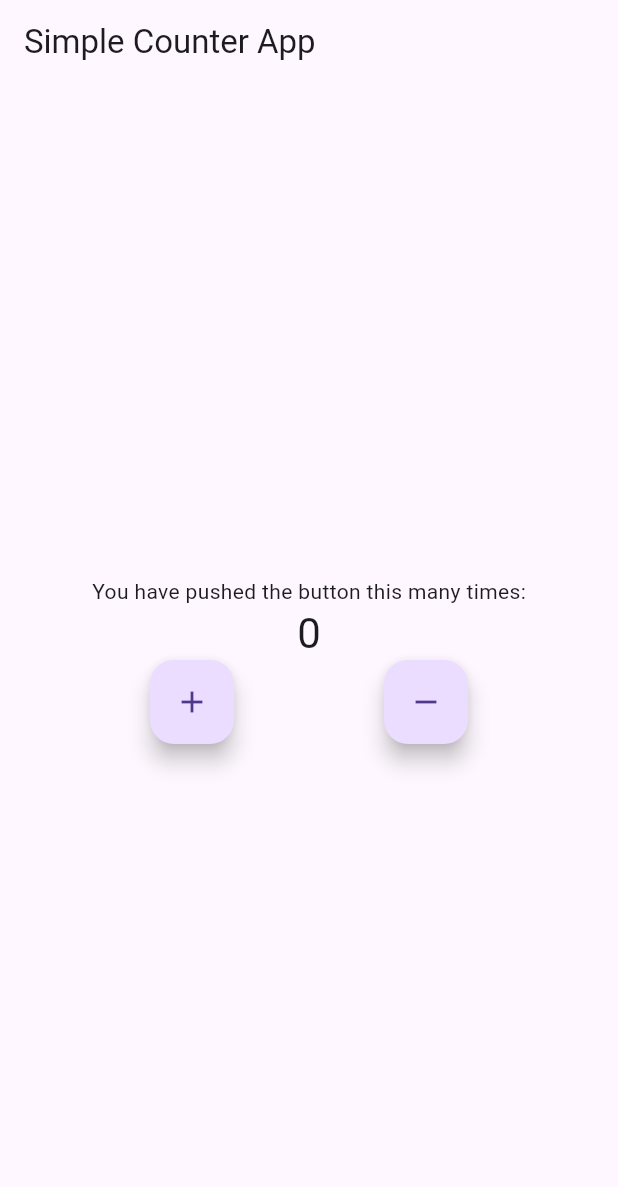
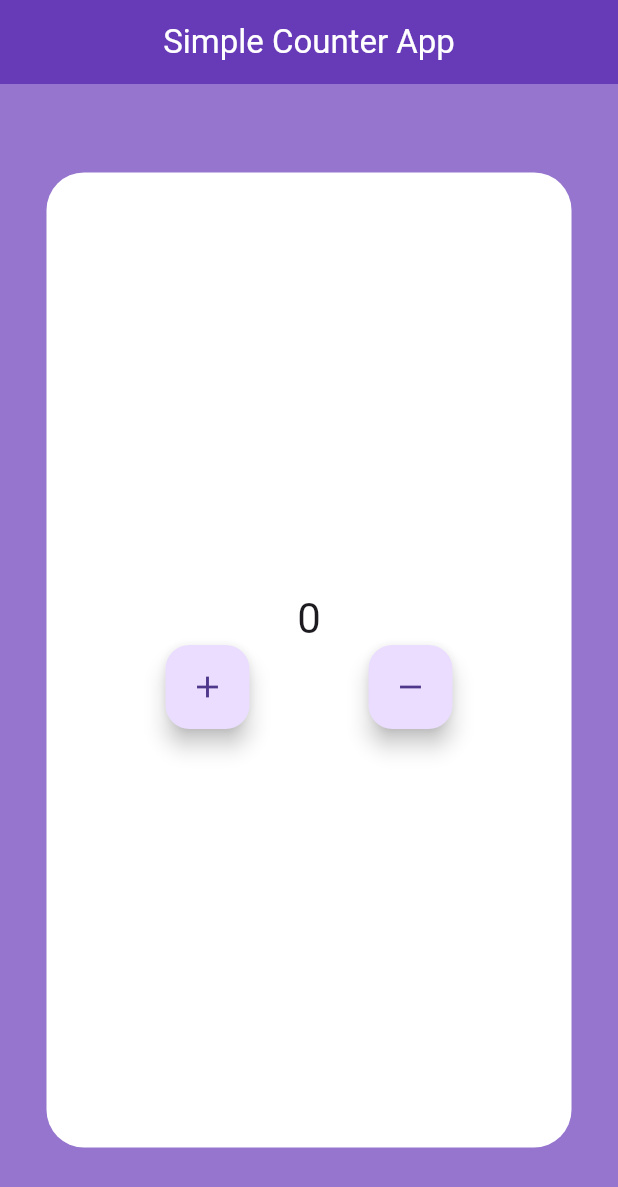
Before and after one commit to aSujith/App-Development, a Flutter app: the screen it shows after launch, after a tap on "2nd Task", on a phone screen of 412 x 824 dp. Shown: the top 1187 px of the screen. Run offline on Flutter 3.47's test engine with Material 3 defaults, Android fonts, the phone set to English and light mode, and no system bars; network calls fail.

Commit message:
Added second task

```diff
--- a/Day 3/flutter_application_1/lib/pages/second_task.dart
+++ b/Day 3/flutter_application_1/lib/pages/second_task.dart
@@ -4,13 +4,28 @@ class SecondTask extends StatelessWidget {
   @override
   Widget build(BuildContext context) {
     return MaterialApp(
+      debugShowCheckedModeBanner: false,
       home: Scaffold(
+        backgroundColor: Colors.deepPurple[300],
         appBar: AppBar(
-          title: const Text('Simple Counter App'),
+          centerTitle: true,
+          backgroundColor: Colors.deepPurple[500],
+          title: const Text(
+            'Simple Counter App',
+            style: TextStyle(color: Colors.white),
+          ),
         ),
         body: Center(
+            child: Container(
+              height:650 ,
+              width: 350,
+
+              decoration: BoxDecoration(
+                borderRadius: BorderRadius.circular(25),
+                color: Colors.white,
+              ),
           child: CounterWidget(),
-        ),
+        )),
       ),
     );
   }
@@ -41,9 +56,6 @@ class _CounterWidgetState extends State<CounterWidget> {
     return Column(
       mainAxisAlignment: MainAxisAlignment.center,
       children: <Widget>[
-        const Text(
-          'You have pushed the button this many times:',
-        ),
         Text(
           '$_counter',
           style: Theme.of(context).textTheme.headlineMedium,
```
